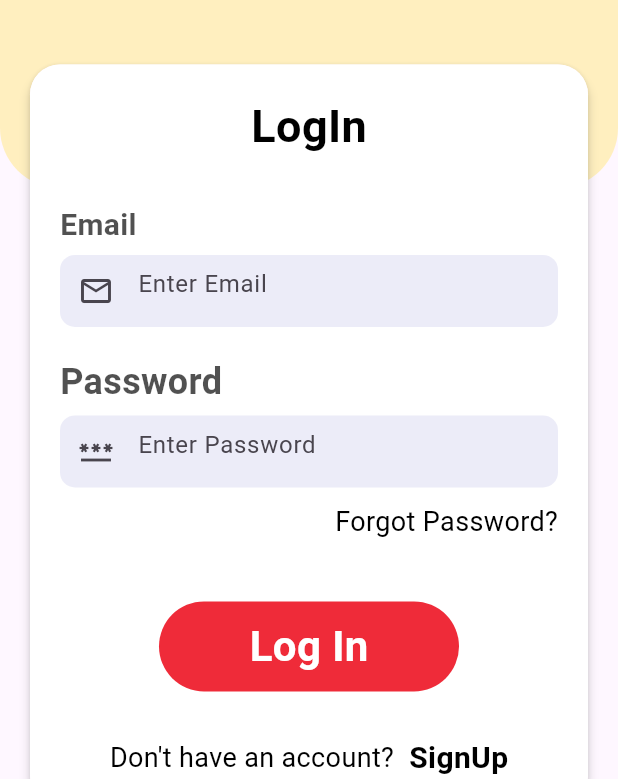
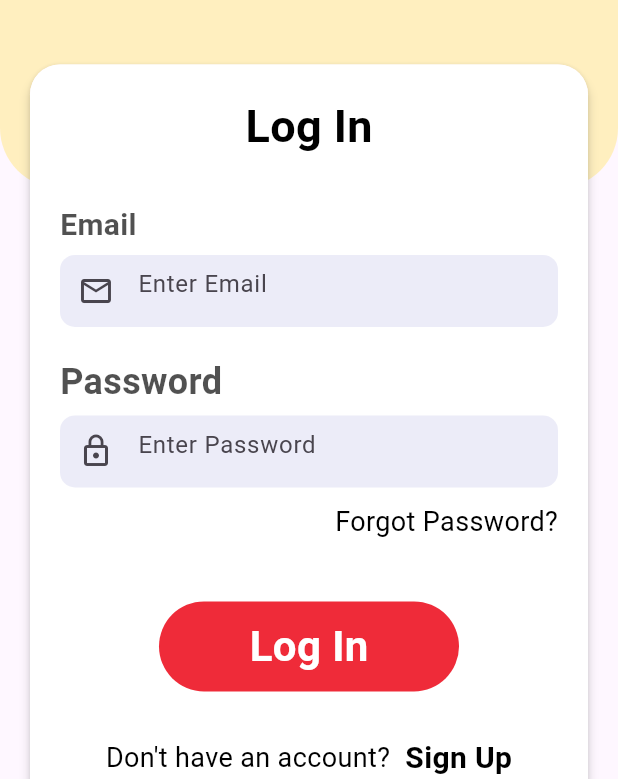
Before and after one commit to dbooker5/foodgo, a Flutter app: the screen it shows after launch, on a phone screen of 412 x 824 dp. Shown: the part 430-1209 px from the top of the screen. Run offline on Flutter 3.47's test engine with Material 3 defaults, Android fonts, the phone set to English and light mode, and no system bars; our stand-ins replace cloud_firestore, curved_navigation_bar, firebase_auth, firebase_core, random_string, shared_preferences; accounts and stored records are empty.

Commit message:
refactor: Implement Firebase login and UI improvements on LogIn page
This commit refactors the `LogIn` page to implement user authentication with Firebase and enhances the user interface.

Key changes include:
- Integrating `firebase_auth` to handle user login with email and password.
- Adding a `loginUser` function that performs validation, shows loading states, and displays success or error messages using `SnackBar`.
- Saving the user's email to `SharedPreferences` upon successful login.
- Navigating the user to the `BottomNav` screen after a successful login.
- Making the page scrollable to prevent overflow on smaller screens.
- Refactoring form fields into a reusable `_buildTextField` method for cleaner code.

```diff
--- a/lib/pages/login.dart
+++ b/lib/pages/login.dart
@@ -1,5 +1,8 @@
+import 'package:firebase_auth/firebase_auth.dart';
 import 'package:flutter/material.dart';
+import 'package:foodgo/pages/bottomnav.dart';
 import 'package:foodgo/pages/signup.dart';
+import 'package:foodgo/service/shared_pref.dart';
 
 import '../service/widget_support.dart';
 
@@ -11,17 +14,86 @@ class LogIn extends StatefulWidget {
 }
 
 class _LogInState extends State<LogIn> {
+  // === Controllers ===
+  final TextEditingController emailController = TextEditingController();
+  final TextEditingController passwordController = TextEditingController();
+
+  bool isLoading = false;
+
+  // === Login Function ===
+  Future<void> loginUser() async {
+    String email = emailController.text.trim();
+    String password = passwordController.text.trim();
+
+    if (email.isEmpty || password.isEmpty) {
+      ScaffoldMessenger.of(context).showSnackBar(
+        const SnackBar(
+          backgroundColor: Colors.orangeAccent,
+          content: Text(
+            "Please fill in all fields",
+            style: TextStyle(fontSize: 18),
+          ),
+        ),
+      );
+      return;
+    }
+
+    try {
+      setState(() => isLoading = true);
+
+      // Firebase login
+      UserCredential userCredential = await FirebaseAuth.instance
+          .signInWithEmailAndPassword(email: email, password: password);
+
+      // Save email to shared preferences
+      await SharedPreferencesHelper().saveUserEmail(email);
+
+      ScaffoldMessenger.of(context).showSnackBar(
+        const SnackBar(
+          backgroundColor: Colors.green,
+          content: Text("Login successful!", style: TextStyle(fontSize: 18)),
+        ),
+      );
+
+      // Navigate to BottomNav
+      Navigator.pushReplacement(
+        context,
+        MaterialPageRoute(builder: (context) => const BottomNav()),
+      );
+    } on FirebaseAuthException catch (e) {
+      String errorMessage = "An error occurred. Please try again.";
+      if (e.code == 'user-not-found') {
+        errorMessage = "No user found for that email.";
+      } else if (e.code == 'wrong-password') {
+        errorMessage = "Wrong password provided.";
+      } else if (e.message != null) {
+        errorMessage = e.message!;
+      }
+
+      ScaffoldMessenger.of(context).showSnackBar(
+        SnackBar(
+          backgroundColor: Colors.redAccent,
+          content: Text(errorMessage, style: const TextStyle(fontSize: 18)),
+        ),
+      );
+    } finally {
+      setState(() => isLoading = false);
+    }
+  }
+
+  // === Build UI ===
   @override
   Widget build(BuildContext context) {
     return Scaffold(
-      body: Container(
+      body: SingleChildScrollView(
         child: Stack(
           children: [
+            // === Top Banner ===
             Container(
               height: MediaQuery.of(context).size.height / 2,
-              padding: EdgeInsets.only(top: 30),
+              padding: const EdgeInsets.only(top: 30),
               width: MediaQuery.of(context).size.width,
-              decoration: BoxDecoration(
+              decoration: const BoxDecoration(
                 color: Color(0xffffefbf),
                 borderRadius: BorderRadius.only(
                   bottomLeft: Radius.circular(40),
@@ -45,6 +117,8 @@ class _LogInState extends State<LogIn> {
                 ],
               ),
             ),
+
+            // === Login Form ===
             Container(
               margin: EdgeInsets.only(
                 top: MediaQuery.of(context).size.height / 2.5,
@@ -55,58 +129,49 @@ class _LogInState extends State<LogIn> {
                 elevation: 3,
                 borderRadius: BorderRadius.circular(20),
                 child: Container(
-                  padding: EdgeInsets.only(left: 20, right: 20),
-                  width: MediaQuery.of(context).size.width,
+                  padding: const EdgeInsets.symmetric(horizontal: 20),
                   decoration: BoxDecoration(
                     color: Colors.white,
                     borderRadius: BorderRadius.circular(20),
                   ),
                   height: MediaQuery.of(context).size.height / 1.65,
+                  child: SingleChildScrollView(
                     child: Column(
                       crossAxisAlignment: CrossAxisAlignment.start,
                       children: [
-                      SizedBox(height: 20),
+                        const SizedBox(height: 20),
                         Center(
                           child: Text(
-                          "LogIn",
+                            "Log In",
                             style: AppWidget.HeadLineTextFieldStyle(),
                           ),
                         ),
-                      SizedBox(height: 10),
+                        const SizedBox(height: 30),
 
-                      SizedBox(height: 20),
+                        // === Email ===
                         Text("Email", style: AppWidget.SignUpTextFieldStyle()),
-                      SizedBox(height: 5),
-                      Container(
-                        decoration: BoxDecoration(
-                          color: Color(0xFFececf8),
-                          borderRadius: BorderRadius.circular(10),
+                        const SizedBox(height: 5),
+                        _buildTextField(
+                          controller: emailController,
+                          hint: "Enter Email",
+                          icon: Icons.mail_outline,
                         ),
-                        child: TextField(
-                          decoration: InputDecoration(
-                            border: InputBorder.none,
-                            hintText: "Enter Email",
-                            prefixIcon: Icon(Icons.mail_outlined),
+                        const SizedBox(height: 20),
+
+                        // === Password ===
+                        Text(
+                          "Password",
+                          style: AppWidget.priceTextFieldStyle(),
                         ),
+                        const SizedBox(height: 5),
+                        _buildTextField(
+                          controller: passwordController,
+                          hint: "Enter Password",
+                          icon: Icons.lock_outline,
+                          obscureText: true,
                         ),
-                      ),
-                      SizedBox(height: 20),
-                      Text("Password", style: AppWidget.priceTextFieldStyle()),
-                      SizedBox(height: 5),
-                      Container(
-                        decoration: BoxDecoration(
-                          color: Color(0xFFececf8),
-                          borderRadius: BorderRadius.circular(10),
-                        ),
-                        child: TextField(
-                          decoration: InputDecoration(
-                            border: InputBorder.none,
-                            hintText: "Enter Password",
-                            prefixIcon: Icon(Icons.password_outlined),
-                          ),
-                        ),
-                      ),
-                      SizedBox(height: 10),
+
+                        const SizedBox(height: 10),
                         Row(
                           mainAxisAlignment: MainAxisAlignment.end,
                           children: [
@@ -116,24 +181,36 @@ class _LogInState extends State<LogIn> {
                             ),
                           ],
                         ),
-                      SizedBox(height: 40),
+                        const SizedBox(height: 40),
+
+                        // === Login Button ===
                         Center(
+                          child: GestureDetector(
+                            onTap: loginUser,
                             child: Container(
                               height: 60,
                               width: 200,
                               decoration: BoxDecoration(
-                            color: Color(0xffef2b39),
+                                color: const Color(0xffef2b39),
                                 borderRadius: BorderRadius.circular(30),
                               ),
                               child: Center(
-                            child: Text(
+                                child: isLoading
+                                    ? const CircularProgressIndicator(
+                                        color: Colors.white,
+                                      )
+                                    : Text(
                                         "Log In",
-                              style: AppWidget.boldwhiteTextFieldStyle(),
+                                        style:
+                                            AppWidget.boldwhiteTextFieldStyle(),
                                       ),
                               ),
                             ),
                           ),
-                      SizedBox(height: 30),
+                        ),
+                        const SizedBox(height: 30),
+
+                        // === SignUp Redirect ===
                         Row(
                           mainAxisAlignment: MainAxisAlignment.center,
                           children: [
@@ -141,18 +218,18 @@ class _LogInState extends State<LogIn> {
                               "Don't have an account?",
                               style: AppWidget.SimpleTextFieldStyle(),
                             ),
-                          SizedBox(width: 10),
+                            const SizedBox(width: 10),
                             GestureDetector(
                               onTap: () {
-                              Navigator.push(
+                                Navigator.pushReplacement(
                                   context,
                                   MaterialPageRoute(
-                                  builder: (context) => SignUp(),
+                                    builder: (context) => const SignUp(),
                                   ),
                                 );
                               },
                               child: Text(
-                              "SignUp",
+                                "Sign Up",
                                 style: AppWidget.boldTextFieldStyle(),
                               ),
                             ),
@@ -163,9 +240,41 @@ class _LogInState extends State<LogIn> {
                   ),
                 ),
               ),
+            ),
           ],
         ),
       ),
     );
   }
+
+  // === TextField Builder ===
+  Widget _buildTextField({
+    required TextEditingController controller,
+    required String hint,
+    required IconData icon,
+    bool obscureText = false,
+  }) {
+    return Container(
+      decoration: BoxDecoration(
+        color: const Color(0xFFececf8),
+        borderRadius: BorderRadius.circular(10),
+      ),
+      child: TextField(
+        controller: controller,
+        obscureText: obscureText,
+        decoration: InputDecoration(
+          border: InputBorder.none,
+          hintText: hint,
+          prefixIcon: Icon(icon),
+        ),
+      ),
+    );
   }
+
+  @override
+  void dispose() {
+    emailController.dispose();
+    passwordController.dispose();
+    super.dispose();
+  }
+}
```
Lines whose indentation alone changed are shown as unchanged.
